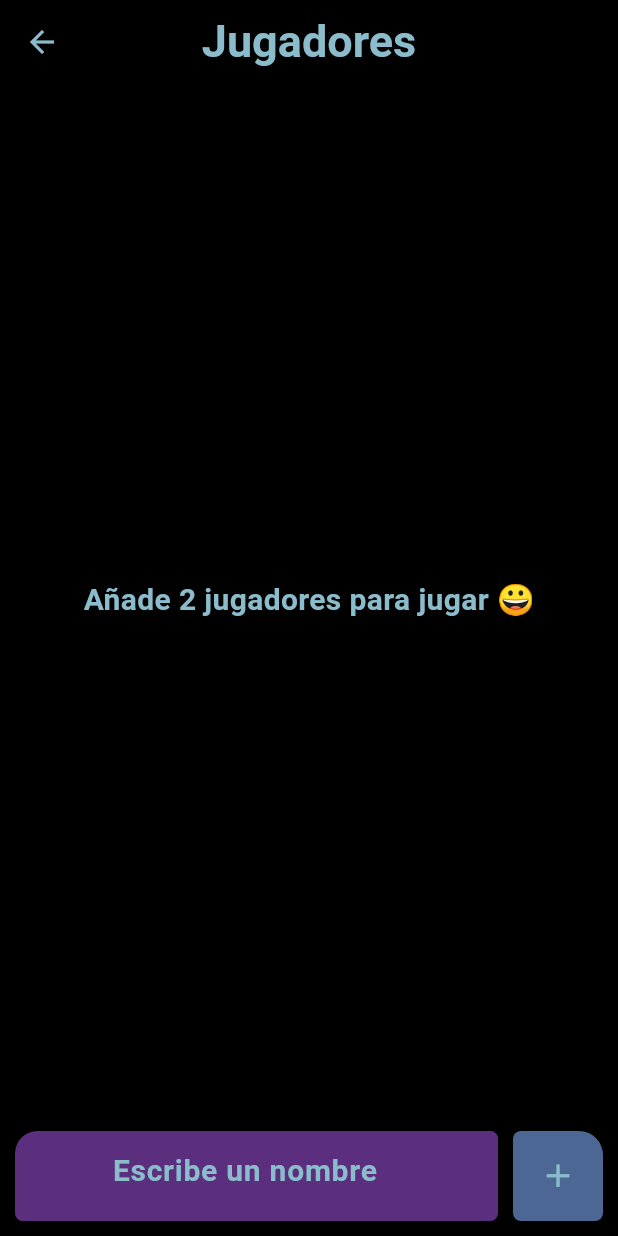
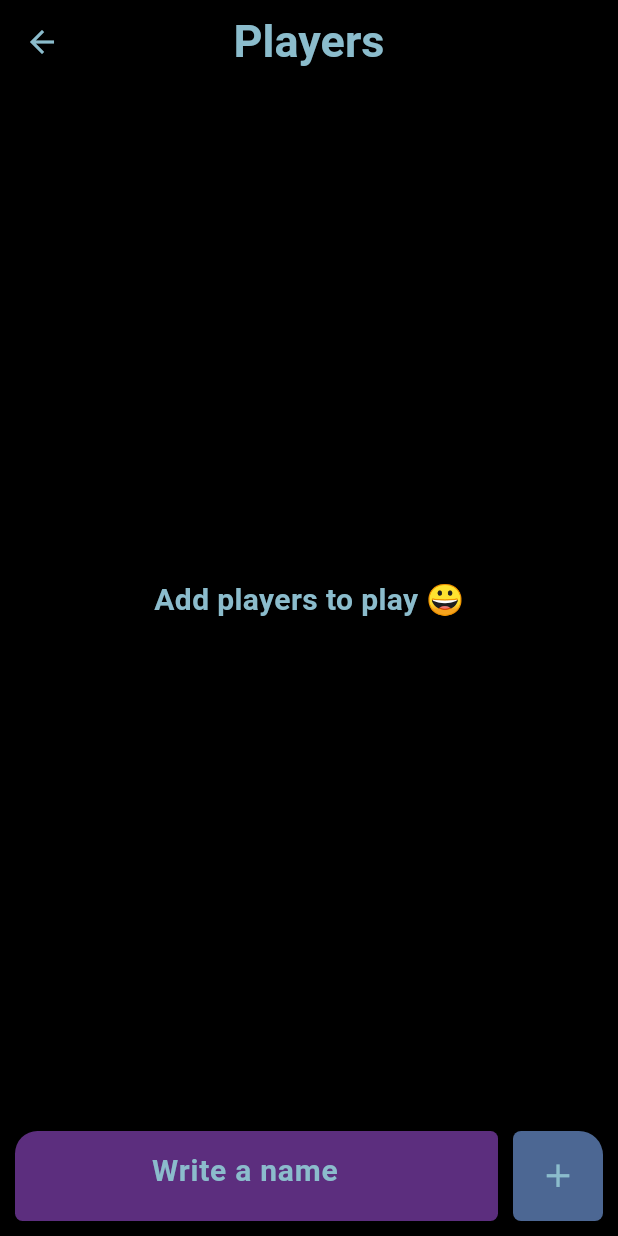
Before and after one commit to JulianOjea/triptolemus, a Flutter app: the PlayersView screen opened by its route, on a phone screen of 412 x 824 dp. Run offline on Flutter 3.47's test engine with Material 3 defaults, Android fonts, the phone set to English and light mode, and no system bars; our stand-ins replace auto_size_text, firebase_core, firebase_messaging, flutter_animate, get, shared_preferences and 1 more; missing offline and left inert: glowy_borders, keyboard_detection; accounts and stored records are empty; network calls fail.

Commit message:
Add english support

```diff
--- a/lib/constants/query.dart
+++ b/lib/constants/query.dart
@@ -2,7 +2,7 @@ class Query {
   static const String questionDB = 'question_database.db';
   static const String questionTable = 'questions';
   static const String createQuestionTable =
-      'CREATE TABLE $questionTable(id int, text text, category_id int)';
+      'CREATE TABLE $questionTable(id int, text_es text, text_eng text, category_id int)';
   static const String countQuestionsQuery = 'SELECT COUNT(*) FROM questions';
 
   static const String categoryDB = 'category_database.db';
--- a/lib/controllers/questions_controller.dart
+++ b/lib/controllers/questions_controller.dart
@@ -1,6 +1,7 @@
 import 'dart:math';
 import 'package:get/get.dart';
 import 'package:sqflite/sqflite.dart';
+import 'package:triptolemus/controllers/language_controller.dart';
 
 import 'package:triptolemus/models/category.dart';
 import 'package:triptolemus/models/question.dart';
@@ -24,6 +25,7 @@ class GameController extends GetxController {
 
   // custom question switch state
   //var insertQustomCuestion = false.obs;
+  final langController = Get.put(LanguageController());
 
   Future<List<Category>> fetchCategories() async {
     try {
@@ -116,7 +118,14 @@ class GameController extends GetxController {
   String getQuestionString(String name) {
     final random = Random();
     Question question = activeQuestions[random.nextInt(activeQuestions.length)];
-    return question.text.replaceAll("%name%", name).replaceAll('😏', name);
+
+    String languageCode = langController.locale.value.languageCode;
+
+    if (languageCode == 'en') {
+      return question.textEng.replaceAll("%name%", name).replaceAll('😏', name);
+    } else {
+      return question.textEs.replaceAll("%name%", name).replaceAll('😏', name);
+    }
   }
 
 // TODO: this refactor
@@ -156,11 +165,7 @@ class GameController extends GetxController {
   //   customQuestionList.add(Question(questionText, qc, isCustom: true));
   // }
 
-  // TODO ESTA FUNCION YA NO SIRVE
-  //URGENTE REFACTOR ESTO INDEED NO SIRVE XD
   bool isAnyCatSelected() {
-    return categories[0].isActive ||
-        categories[1].isActive ||
-        categories[2].isActive;
+    return categories.any((category) => category.isActive);
   }
 }
--- a/lib/models/question.dart
+++ b/lib/models/question.dart
@@ -1,41 +1,51 @@
 // ignore_for_file: public_member_api_docs, sort_constructors_first
 class Question {
   final int questionId;
-  final String text;
+  final String textEs;
+  final String textEng;
   final int categoryId;
   final bool isCustom;
 
-  set text(String text) => this.text = text;
+  set textEs(String text) => textEs = text;
+  set textEng(String text) => textEng = text;
 
   Question(
       {required this.questionId,
-      required this.text,
+      required this.textEs,
+      required this.textEng,
       required this.categoryId,
       this.isCustom = false});
 
   factory Question.fromJson(Map<String, dynamic> json) {
     return Question(
         questionId: json['id'],
-        text: json['text'],
+        textEs: json['text_es'],
+        textEng: json['text_eng'],
         categoryId: json['category_id']);
   }
 
   //TODO ??
   //Esto se usaba para insertar en base de datos
   Map<String, Object?> toMap() {
-    return {'id': questionId, 'text': text, 'category_id': categoryId};
+    return {
+      'id': questionId,
+      'text_es': textEs,
+      'text_eng': textEng,
+      'category_id': categoryId
+    };
   }
 
   factory Question.fromMap(Map<String, Object?> map) {
     return Question(
       questionId: map['id'] as int,
-      text: map['text'] as String,
+      textEs: map['text_es'] as String,
+      textEng: map['text_eng'] as String,
       categoryId: map['category_id'] as int,
     );
   }
 
   @override
   String toString() {
-    return 'Question(questionId: $questionId, text: $text, categoryId: $categoryId, isCustom: $isCustom)';
+    return 'Question(questionId: $questionId, text_es: $textEs, text_eng: $textEng, categoryId: $categoryId, isCustom: $isCustom)';
   }
 }
--- a/lib/services/db/question_repository.dart
+++ b/lib/services/db/question_repository.dart
@@ -20,7 +20,7 @@ class QuestionRepository {
         print("creating Question db");
         return db.execute(Query.createQuestionTable);
       },
-      version: 1,
+      version: 2,
     );
   }
 
@@ -58,5 +58,8 @@ class QuestionRepository {
   static Future<void> clearDatabase() async {
     Database db = await _openDB();
     await db.delete(Query.questionTable);
+    String path = join(await getDatabasesPath(), Query.questionDB);
+    await deleteDatabase(path);
+    print("Base de datos eliminada");
   }
 }
--- /dev/null
+++ b/lib/translations/translations.dart
@@ -0,0 +1,19 @@
+import 'package:get/get.dart';
+
+class MyTranslations extends Translations {
+  @override
+  Map<String, Map<String, String>> get keys => {
+        'en': {
+          'my questions': 'My Questions',
+          'players': "Players",
+          'Añade jugadores para jugar 😀': 'Add players to play 😀',
+          'Escribe un nombre': 'Write a name'
+        },
+        'es': {
+          'my questions': 'Mis Preguntas',
+          'players': "Jugadores",
+          'Añade jugadores para jugar 😀': 'Añade jugadores para jugar 😀',
+          'Escribe un nombre': 'Escribe un nombre'
+        },
+      };
+}
--- a/lib/views/players_view.dart
+++ b/lib/views/players_view.dart
@@ -48,10 +48,10 @@ class _PlayersViewState extends State<PlayersView> {
           ),
           centerTitle: true,
           backgroundColor: AppColor.background,
-          title: const Text(
-            "Jugadores",
+          title: Text(
+            "players".tr,
             textAlign: TextAlign.center,
-            style: TextStyle(
+            style: const TextStyle(
                 fontWeight: FontWeight.bold,
                 fontSize: 30,
                 color: AppColor.contrast),
@@ -90,11 +90,11 @@ class _PlayersViewState extends State<PlayersView> {
   }
 
   Expanded placeholderNotEnoughPlayers() {
-    return const Expanded(
+    return Expanded(
         child: Center(
             child: Text(
-      "Añade 2 jugadores para jugar 😀",
-      style: TextStyle(
+      "Añade jugadores para jugar 😀".tr,
+      style: const TextStyle(
           fontSize: 20, fontWeight: FontWeight.bold, color: AppColor.contrast),
     )));
   }
@@ -153,7 +153,7 @@ class _PlayersViewState extends State<PlayersView> {
           Flexible(
             child: MainInputText(
                 textController: mainTextController,
-                hintText: 'Escribe un nombre',
+                hintText: 'Escribe un nombre'.tr,
                 borderRadius: const BorderRadius.only(
                   topLeft: Radius.circular(15),
                   topRight: Radius.circular(5),
--- a/lib/widgets/home_view/home_to_custom_question_button.dart
+++ b/lib/widgets/home_view/home_to_custom_question_button.dart
@@ -23,10 +23,10 @@ class HomeCustomQuestionButton extends StatelessWidget {
             bottomRight: Radius.circular(5),
           ),
         ),
-        child: const Center(
+        child: Center(
             child: Text(
-          "Mis preguntas",
-          style: TextStyle(
+          'welcome'.tr,
+          style: const TextStyle(
               fontSize: 25,
               fontWeight: FontWeight.bold,
               color: AppColor.contrast),
--- a/pubspec.yaml
+++ b/pubspec.yaml
@@ -36,3 +36,5 @@ flutter:
   assets:
     - assets/test.jpeg
     - assets/logo1.jpeg
+    - assets/en.png
+    - assets/es.png
```
Also changed, not shown: lib/controllers/language_controller.dart (added, +33 -0 lines), lib/main.dart (+8 -1 lines), lib/views/custom_question_view.dart (+4 -3 lines), lib/views/home_page_view.dart (+27 -2 lines), assets/en.png (added), assets/es.png (added).
